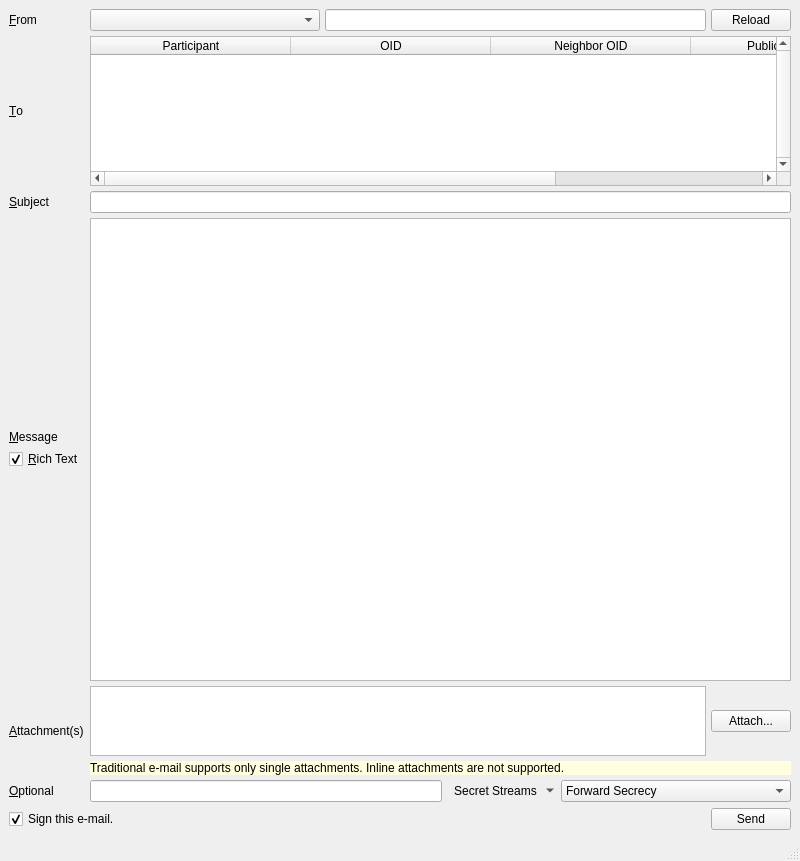
Qt form branches/trunk/UI/spot-on-emailwindow.ui (textbrowser/spot-on) before a commit.
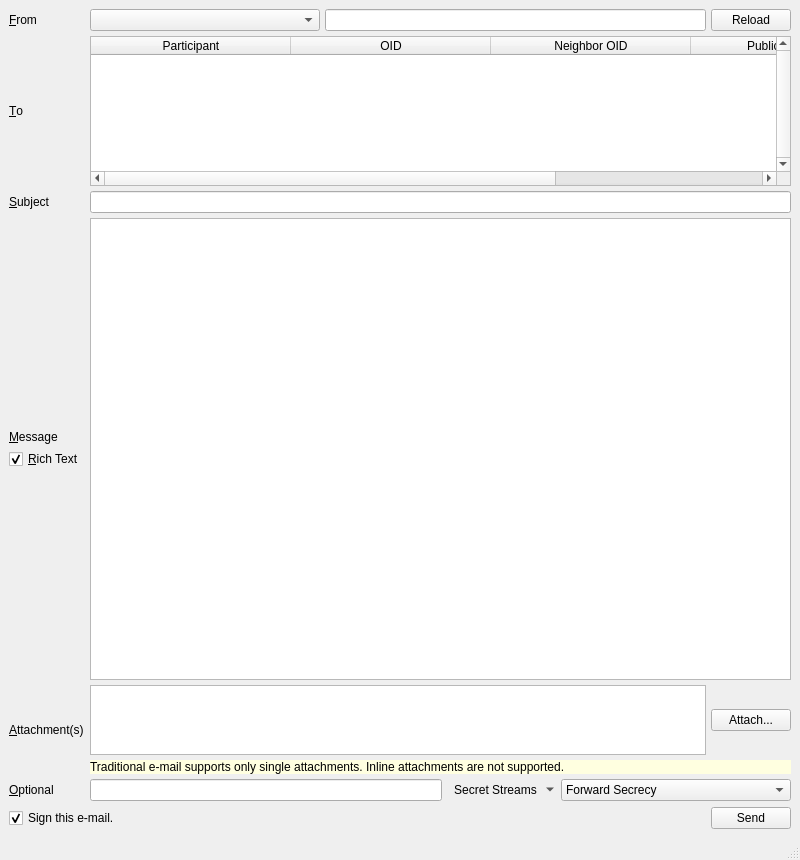
The same form after that commit. Icons and pictures are not drawn.

What changed in the file:
```diff
--- a/branches/trunk/UI/spot-on-emailwindow.ui
+++ b/branches/trunk/UI/spot-on-emailwindow.ui
@@ -7,7 +7,7 @@
     <x>0</x>
     <y>0</y>
     <width>800</width>
-    <height>861</height>
+    <height>860</height>
    </rect>
   </property>
   <property name="windowIcon">
```
